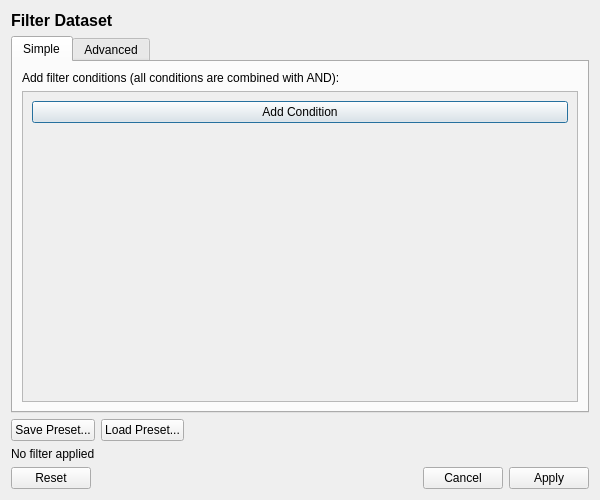
Old version of the form src/bidsio/ui/forms/filter_builder_dialog.ui in the repository CRNL-Eduwell/bidsio.
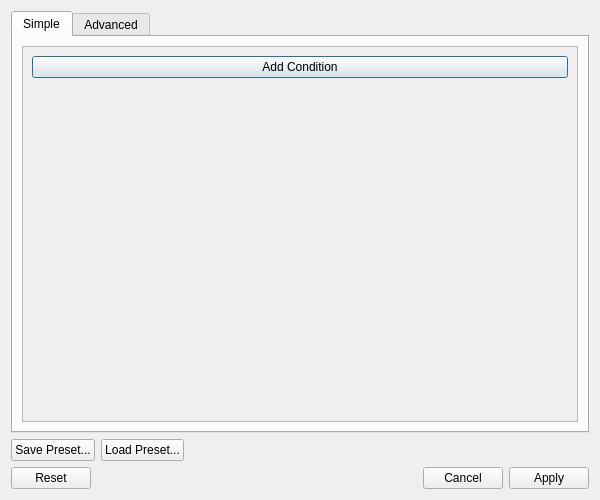
New version of the form.

```diff
--- a/src/bidsio/ui/forms/filter_builder_dialog.ui
+++ b/src/bidsio/ui/forms/filter_builder_dialog.ui
@@ -14,13 +14,6 @@
    <string>Filter Dataset</string>
   </property>
   <layout class="QVBoxLayout" name="verticalLayout">
-   <item>
-    <widget class="QLabel" name="titleLabel">
-     <property name="text">
-      <string>&lt;html&gt;&lt;head/&gt;&lt;body&gt;&lt;p&gt;&lt;span style=&quot; font-size:12pt; font-weight:600;&quot;&gt;Filter Dataset&lt;/span&gt;&lt;/p&gt;&lt;/body&gt;&lt;/html&gt;</string>
-     </property>
-    </widget>
-   </item>
    <item>
     <widget class="QTabWidget" name="tabWidget">
      <property name="currentIndex">
@@ -31,13 +24,6 @@
        <string>Simple</string>
       </attribute>
       <layout class="QVBoxLayout" name="verticalLayout_2">
-       <item>
-        <widget class="QLabel" name="simpleInfoLabel">
-         <property name="text">
-          <string>Add filter conditions (all conditions are combined with AND):</string>
-         </property>
-        </widget>
-       </item>
        <item>
         <widget class="QScrollArea" name="scrollArea">
          <property name="widgetResizable">
@@ -153,13 +139,6 @@
      </item>
     </layout>
    </item>
-   <item>
-    <widget class="QLabel" name="statusLabel">
-     <property name="text">
-      <string>No filter applied</string>
-     </property>
-    </widget>
-   </item>
    <item>
     <widget class="QDialogButtonBox" name="buttonBox">
      <property name="orientation">
```
